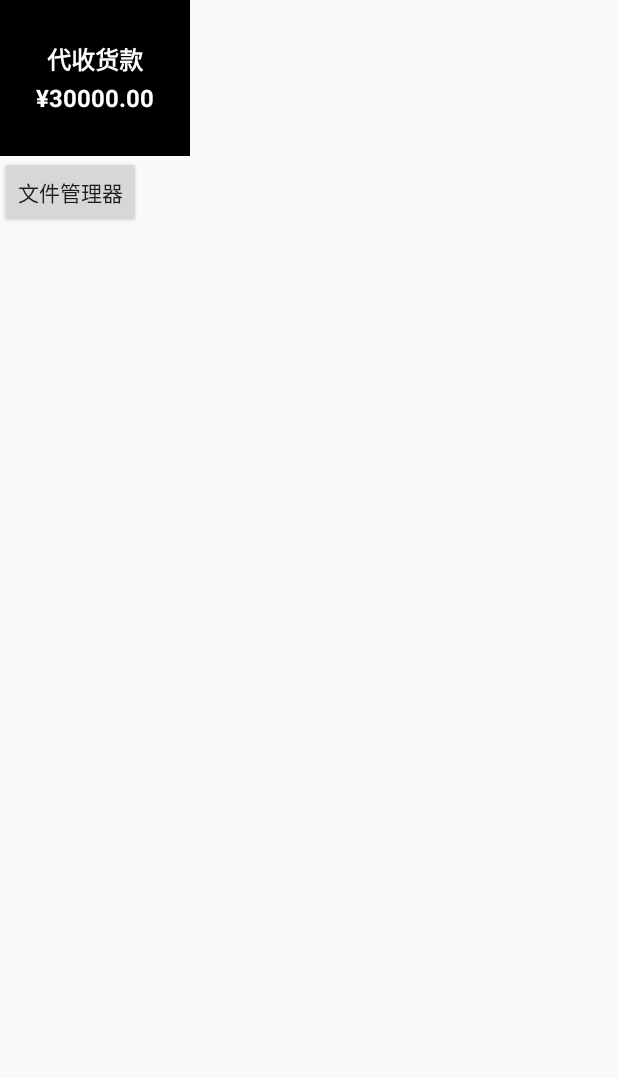
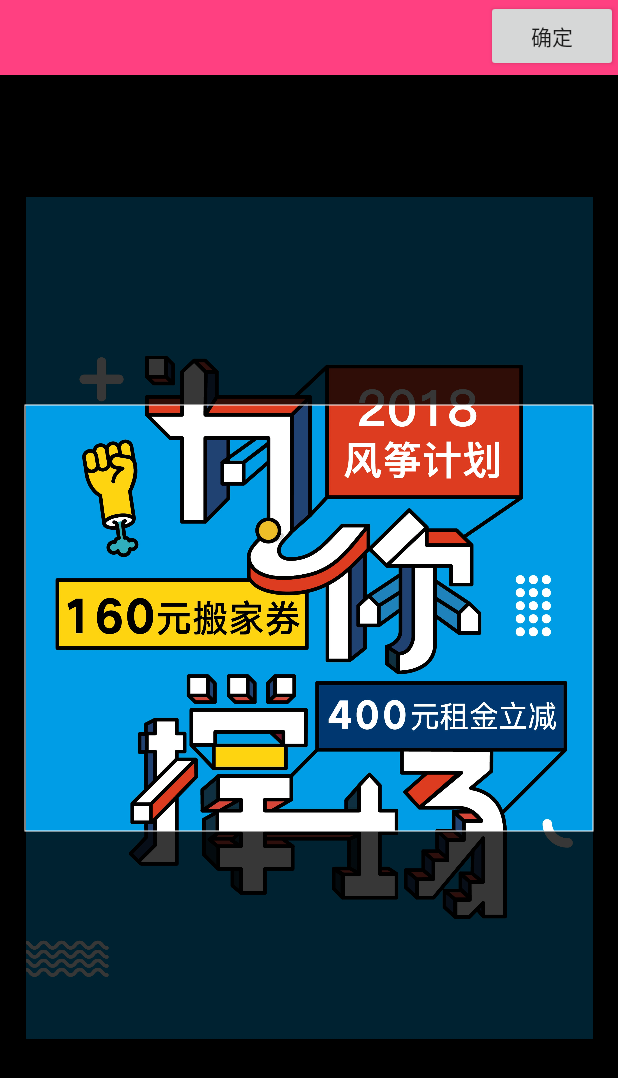
Before and after one commit to zengjinjin/MyGit, an Android app: the screen it shows after launch (CanvasActivity before the commit, ClipPictureActivity after it), on a phone screen of 412 x 824 dp. Shown: the top 1078 px of the screen. Run offline under Robolectric (Android 15) with nearby library versions, the phone set to English and light mode, and no system bars; libraries missing offline, so code that uses them is left out: org.greenrobot.greendao.

Commit message:
图片剪切

```diff
--- /dev/null
+++ b/app/src/main/java/com/zjj/cosco/ClipPictureActivity.java
@@ -0,0 +1,260 @@
+package com.zjj.cosco;
+
+import android.app.Activity;
+import android.content.Intent;
+import android.graphics.Bitmap;
+import android.graphics.BitmapFactory;
+import android.graphics.Matrix;
+import android.graphics.PointF;
+import android.graphics.Rect;
+import android.os.Bundle;
+import android.os.Environment;
+import android.util.Log;
+import android.view.MotionEvent;
+import android.view.View;
+import android.view.ViewGroup.LayoutParams;
+import android.view.ViewTreeObserver;
+import android.widget.ImageView;
+import com.zjj.cosco.view.ClipView;
+import java.io.ByteArrayOutputStream;
+import java.io.File;
+import java.io.FileOutputStream;
+import java.text.SimpleDateFormat;
+import java.util.Date;
+import java.util.Locale;
+
+/**
+ * Created by administrator on 2018/7/15.
+ */
+
+public class ClipPictureActivity extends Activity implements View.OnTouchListener, View.OnClickListener {
+    private ImageView srcPic;
+    private View sure;
+    private ClipView clipview;
+
+    private Matrix matrix = new Matrix();
+    private Matrix savedMatrix = new Matrix();
+
+    /** 动作标志：无 */
+    private static final int NONE = 0;
+    /** 动作标志：拖动 */
+    private static final int DRAG = 1;
+    /** 动作标志：缩放 */
+    private static final int ZOOM = 2;
+    /** 初始化动作标志 */
+    private int mode = NONE;
+
+    /** 记录起始坐标 */
+    private PointF start = new PointF();
+    /** 记录缩放时两指中间点坐标 */
+    private PointF mid = new PointF();
+    private float oldDist = 1f;
+
+    private Bitmap bitmap;
+
+    @Override
+    public void onCreate(Bundle savedInstanceState) {
+        super.onCreate(savedInstanceState);
+        setContentView(R.layout.activity_clip_picture);
+
+        srcPic = findViewById(R.id.src_pic);
+        srcPic.setOnTouchListener(this);
+
+        ViewTreeObserver observer = srcPic.getViewTreeObserver();
+        observer.addOnGlobalLayoutListener(new ViewTreeObserver.OnGlobalLayoutListener() {
+
+            @SuppressWarnings("deprecation")
+            public void onGlobalLayout() {
+                srcPic.getViewTreeObserver().removeGlobalOnLayoutListener(this);
+                initClipView(srcPic.getTop());
+                Log.i("zjj","top="+srcPic.getTop());
+            }
+        });
+
+        sure = (View) this.findViewById(R.id.sure);
+        sure.setOnClickListener(this);
+    }
+
+    /**
+     * 初始化截图区域，并将源图按裁剪框比例缩放
+     *
+     * @param top
+     */
+    private void initClipView(int top) {
+        bitmap = BitmapFactory.decodeResource(this.getResources(), R.drawable.crop1);
+        clipview = new ClipView(ClipPictureActivity.this);
+        clipview.setCustomTopBarHeight(top);
+        clipview.addOnDrawCompleteListener(new ClipView.OnDrawListenerComplete() {
+
+            public void onDrawCompelete() {
+                clipview.removeOnDrawCompleteListener();
+                int clipHeight = clipview.getClipHeight();
+                int clipWidth = clipview.getClipWidth();
+                int midX = clipview.getClipLeftMargin() + (clipWidth / 2);
+                int midY = clipview.getClipTopMargin() + (clipHeight / 2);
+
+                int imageWidth = bitmap.getWidth();
+                int imageHeight = bitmap.getHeight();
+                // 按裁剪框求缩放比例
+                float scale = (clipWidth * 1.0f) / imageWidth;
+                if (imageWidth > imageHeight) {
+                    scale = (clipHeight * 1.0f) / imageHeight;
+                }
+
+                // 起始中心点
+                float imageMidX = imageWidth * scale / 2;
+                float imageMidY = clipview.getCustomTopBarHeight() + imageHeight * scale / 2;
+                srcPic.setScaleType(ImageView.ScaleType.MATRIX);
+
+                // 缩放
+                matrix.postScale(scale, scale);
+                // 平移
+                matrix.postTranslate(midX - imageMidX, midY - imageMidY);
+
+                srcPic.setImageMatrix(matrix);
+                srcPic.setImageBitmap(bitmap);
+            }
+        });
+
+        this.addContentView(clipview, new LayoutParams(LayoutParams.MATCH_PARENT, LayoutParams.MATCH_PARENT));
+    }
+
+    public boolean onTouch(View v, MotionEvent event) {
+        ImageView view = (ImageView) v;
+        switch (event.getAction() & MotionEvent.ACTION_MASK) {
+            case MotionEvent.ACTION_DOWN:
+                savedMatrix.set(matrix);
+                // 设置开始点位置
+                start.set(event.getX(), event.getY());
+                mode = DRAG;
+                break;
+            case MotionEvent.ACTION_POINTER_DOWN:
+                oldDist = spacing(event);
+                if (oldDist > 10f) {
+                    savedMatrix.set(matrix);
+                    midPoint(mid, event);
+                    mode = ZOOM;
+                }
+                break;
+            case MotionEvent.ACTION_UP:
+            case MotionEvent.ACTION_POINTER_UP:
+                mode = NONE;
+                break;
+            case MotionEvent.ACTION_MOVE:
+                if (mode == DRAG) {
+                    matrix.set(savedMatrix);
+                    matrix.postTranslate(event.getX() - start.x, event.getY() - start.y);
+                } else if (mode == ZOOM) {
+                    float newDist = spacing(event);
+                    if (newDist > 10f) {
+                        matrix.set(savedMatrix);
+                        float scale = newDist / oldDist;
+                        matrix.postScale(scale, scale, mid.x, mid.y);
+                    }
+                }
+                break;
+        }
+        view.setImageMatrix(matrix);
+        return true;
+    }
+
+    /**
+     * 多点触控时，计算最先放下的两指距离
+     *
+     * @param event
+     * @return
+     */
+    private float spacing(MotionEvent event) {
+        float x = event.getX(0) - event.getX(1);
+        float y = event.getY(0) - event.getY(1);
+        return (float) Math.sqrt(x * x + y * y);
+    }
+
+    /**
+     * 多点触控时，计算最先放下的两指中心坐标
+     *
+     * @param point
+     * @param event
+     */
+    private void midPoint(PointF point, MotionEvent event) {
+        float x = event.getX(0) + event.getX(1);
+        float y = event.getY(0) + event.getY(1);
+        point.set(x / 2, y / 2);
+    }
+
+    /**
+     * 获取裁剪框内截图
+     *
+     * @return
+     */
+    private Bitmap getBitmap() {
+        // 获取截屏
+        View view = this.getWindow().getDecorView();
+        view.setDrawingCacheEnabled(true);
+        view.buildDrawingCache();
+
+        // 获取状态栏高度
+        Rect frame = new Rect();
+        this.getWindow().getDecorView().getWindowVisibleDisplayFrame(frame);
+        int statusBarHeight = frame.top;
+        Log.i("zjj","statusBarHeight="+statusBarHeight);
+
+        Bitmap finalBitmap = Bitmap.createBitmap(view.getDrawingCache(),
+                clipview.getClipLeftMargin(),
+                clipview.getClipTopMargin() + statusBarHeight,
+                clipview.getClipWidth(),
+                clipview.getClipHeight());
+
+        // 释放资源
+        view.destroyDrawingCache();
+        return finalBitmap;
+    }
+
+    /**
+     * 获取sdcard路径
+     * @return
+     */
+    private String getSDCardPath() {
+        File sdcardDir = null;
+        // 判断SDCard是否存在
+        boolean sdcardExist = Environment.getExternalStorageState().equals(Environment.MEDIA_MOUNTED);
+        if (sdcardExist) {
+            sdcardDir = Environment.getExternalStorageDirectory();
+        }
+        return sdcardDir.toString();
+    }
+
+    public void onClick(View v) {
+        Bitmap bitmap = getBitmap();
+        FileOutputStream fos = null;
+        String timeStamp = new SimpleDateFormat("yyyyMMddHHmmss", Locale.CHINA).format(new Date());
+        String fileName = "HeaderImg_" + timeStamp + ".jpeg";
+        try {
+            //获取sdcard的根目录
+            String sdPath = getSDCardPath();
+
+            //创建程序自己创建的文件夹
+            File tempFile = new File(sdPath);
+            if (!tempFile.exists()) {
+                tempFile.mkdirs();
+            }
+            //创建图片文件
+            File file = new File(sdPath + File.separator + fileName);
+            if (!file.exists()) {
+                file.createNewFile();
+            }
+
+            fos = new FileOutputStream(file);
+            if (fos != null) {
+                bitmap.compress(Bitmap.CompressFormat.JPEG, 90, fos);
+                fos.close();
+            }
+            Intent intent = new Intent(this, PhotoActivity.class);
+            intent.putExtra("path", file.getAbsolutePath());
+            startActivity(intent);
+        } catch (Exception e) {
+            e.printStackTrace();
+        }
+    }
+
+}
--- a/app/src/main/java/com/zjj/cosco/CropImgActivity.java
+++ b/app/src/main/java/com/zjj/cosco/CropImgActivity.java
@@ -53,7 +53,7 @@ public class CropImgActivity extends AppCompatActivity implements View.OnClickLi
         mCropLayout = (RelativeLayout) findViewById(R.id.crop_handler_layout);
 
         //要裁剪的图片
-        mCropBitmap = BitmapFactory.decodeResource(getResources(), R.mipmap.crop);
+        mCropBitmap = BitmapFactory.decodeResource(getResources(), R.drawable.crop1);
         mCorpImg.setImageBitmap(mCropBitmap);
 
         mCropBtn.setOnClickListener(this);
@@ -74,7 +74,6 @@ public class CropImgActivity extends AppCompatActivity implements View.OnClickLi
                         break;
                     case MotionEvent.ACTION_POINTER_UP:
                         //次要点松开
-                        Log.d("CropHandlerActivity", "ACTION_POINTER_UP");
                         isPointer = true;
                         if (isPointer && isMain) {
                             isPointer = false;
--- a/app/src/main/java/com/zjj/cosco/PhotoActivity.java
+++ b/app/src/main/java/com/zjj/cosco/PhotoActivity.java
@@ -39,7 +39,7 @@ public class PhotoActivity extends AppCompatActivity {
             Bitmap bitmap = BitmapFactory.decodeStream(fis);
             // 矩阵
             Matrix matrix = new Matrix();
-            matrix.setRotate(90);
+//            matrix.setRotate(90);
             bitmap = Bitmap.createBitmap(bitmap, 0, 0, bitmap.getWidth(),
                     bitmap.getHeight(), matrix, true);
             Log.e("zjj","bitmap.getWidth()="+bitmap.getWidth());
--- /dev/null
+++ b/app/src/main/java/com/zjj/cosco/view/ClipView.java
@@ -0,0 +1,183 @@
+package com.zjj.cosco.view;
+
+import android.content.Context;
+import android.graphics.Canvas;
+import android.graphics.Color;
+import android.graphics.Paint;
+import android.util.AttributeSet;
+import android.view.View;
+
+/**
+ * Created by administrator on 2018/7/15.
+ */
+
+public class ClipView extends View {
+    private Paint paint = new Paint();
+    private Paint borderPaint = new Paint();
+
+    /**
+     * 自定义顶部栏高度，如不是自定义，则默认为0即可
+     */
+    private int customTopBarHeight = 0;
+    /**
+     * 裁剪框长宽比，默认4：3
+     */
+    private double clipRatio = 0.75;
+    /**
+     * 裁剪框宽度
+     */
+    private int clipWidth = -1;
+    /**
+     * 裁剪框高度
+     */
+    private int clipHeight = -1;
+    /**
+     * 裁剪框左边空留宽度
+     */
+    private int clipLeftMargin = 0;
+    /**
+     * 裁剪框上边空留宽度
+     */
+    private int clipTopMargin = 0;
+    /**
+     * 裁剪框边框宽度
+     */
+    private int clipBorderWidth = 1;
+    private boolean isSetMargin = false;
+    private OnDrawListenerComplete listenerComplete;
+
+    public ClipView(Context context) {
+        this(context, null);
+    }
+
+    public ClipView(Context context, AttributeSet attrs) {
+        this(context, attrs, 0);
+    }
+
+    public ClipView(Context context, AttributeSet attrs, int defStyle) {
+        super(context, attrs, defStyle);
+
+        paint.setAlpha(200);
+
+        borderPaint.setStyle(Paint.Style.STROKE);
+        borderPaint.setColor(Color.WHITE);
+        borderPaint.setStrokeWidth(clipBorderWidth);
+    }
+
+    @Override
+    protected void onDraw(Canvas canvas) {
+        super.onDraw(canvas);
+
+        int width = this.getWidth();
+        int height = this.getHeight();
+        // 如没有显式设置裁剪框高度和宽度，取默认值
+        if (clipWidth == -1 || clipHeight == -1) {
+            clipWidth = width - 50;
+            clipHeight = (int) (clipWidth * clipRatio);
+            // 横屏
+            if (width > height) {
+                clipHeight = height - customTopBarHeight - 50;
+                clipWidth = (int) (clipHeight / clipRatio);
+            }
+        }
+        // 如没有显示设置裁剪框左和上预留宽度，取默认值
+        if (!isSetMargin) {
+            clipLeftMargin = (width - clipWidth) / 2;
+            clipTopMargin = (height - clipHeight) / 2;
+        }
+
+        // 防止横屏时，覆盖标题栏
+        if (clipTopMargin <= customTopBarHeight) {
+            clipTopMargin = customTopBarHeight + 20;
+        }
+
+        // 画阴影
+        // top
+        canvas.drawRect(0, customTopBarHeight, width, clipTopMargin, paint);
+        // left
+        canvas.drawRect(0, clipTopMargin, clipLeftMargin, clipTopMargin
+                + clipHeight, paint);
+        // right
+        canvas.drawRect(clipLeftMargin + clipWidth, clipTopMargin, width,
+                clipTopMargin + clipHeight, paint);
+        // bottom
+        canvas.drawRect(0, clipTopMargin + clipHeight, width, height, paint);
+
+        // 画边框
+        canvas.drawRect(clipLeftMargin, clipTopMargin, clipLeftMargin
+                + clipWidth, clipTopMargin + clipHeight, borderPaint);
+
+        if (listenerComplete != null) {
+            listenerComplete.onDrawCompelete();
+        }
+    }
+
+    public int getCustomTopBarHeight() {
+        return customTopBarHeight;
+    }
+
+    public void setCustomTopBarHeight(int customTopBarHeight) {
+        this.customTopBarHeight = customTopBarHeight;
+    }
+
+    public double getClipRatio() {
+        return clipRatio;
+    }
+
+    public void setClipRatio(double clipRatio) {
+        this.clipRatio = clipRatio;
+    }
+
+    public int getClipWidth() {
+        // 减clipBorderWidth原因：截图时去除边框白线
+        return clipWidth - clipBorderWidth;
+    }
+
+    public void setClipWidth(int clipWidth) {
+        this.clipWidth = clipWidth;
+    }
+
+    public int getClipHeight() {
+        return clipHeight - clipBorderWidth;
+    }
+
+    public void setClipHeight(int clipHeight) {
+        this.clipHeight = clipHeight;
+    }
+
+    public int getClipLeftMargin() {
+        return clipLeftMargin + clipBorderWidth;
+    }
+
+    public void setClipLeftMargin(int clipLeftMargin) {
+        this.clipLeftMargin = clipLeftMargin;
+        isSetMargin = true;
+    }
+
+    public int getClipTopMargin() {
+        return clipTopMargin + clipBorderWidth;
+    }
+
+    public void setClipTopMargin(int clipTopMargin) {
+        this.clipTopMargin = clipTopMargin;
+        isSetMargin = true;
+    }
+
+    public void addOnDrawCompleteListener(OnDrawListenerComplete listener) {
+        this.listenerComplete = listener;
+    }
+
+    public void removeOnDrawCompleteListener() {
+        this.listenerComplete = null;
+    }
+
+    /**
+     * 裁剪区域画完时调用接口
+     *
+     * @author Cow
+     */
+    public interface OnDrawListenerComplete {
+        void onDrawCompelete();
+    }
+
+}
--- /dev/null
+++ b/app/src/main/res/layout/activity_clip_picture.xml
@@ -0,0 +1,27 @@
+<?xml version="1.0" encoding="utf-8"?>
+<LinearLayout xmlns:android="http://schemas.android.com/apk/res/android"
+    android:layout_width="match_parent"
+    android:layout_height="match_parent"
+    android:orientation="vertical">
+
+    <RelativeLayout
+        android:layout_width="match_parent"
+        android:layout_height="50dp"
+        android:background="@color/colorAccent">
+
+        <Button
+            android:id="@+id/sure"
+            android:layout_width="wrap_content"
+            android:layout_height="wrap_content"
+            android:layout_alignParentRight="true"
+            android:text="确定"/>
+
+    </RelativeLayout>
+
+    <ImageView
+        android:id="@+id/src_pic"
+        android:layout_width="match_parent"
+        android:layout_height="match_parent"
+        android:background="#000000"/>
+
+</LinearLayout>
```
Also changed, not shown: app/src/main/AndroidManifest.xml (+10 -5 lines), app/src/main/java/com/zjj/cosco/RectCameraActivity.java (renamed from app/src/main/java/com/zjj/cosco/view/RectCameraActivity.java, +5 -2 lines), app/src/main/res/drawable-hdpi/crop1.jpeg (added), app/src/main/res/drawable-hdpi/crop2.jpeg (added).
